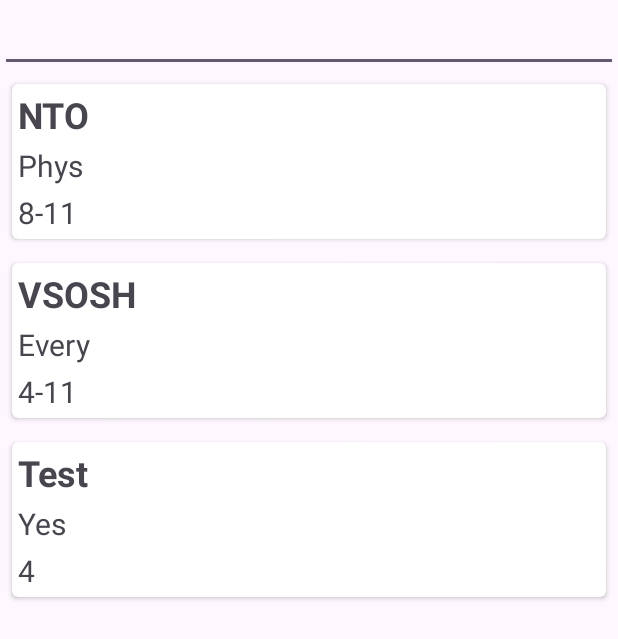
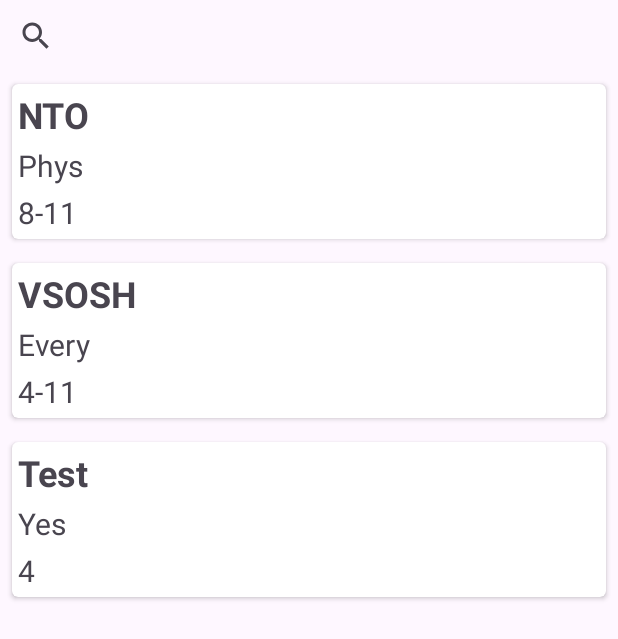
Before and after one commit to mihailap/OlympiadFinder, an Android app: the screen it shows after launch (MainActivity), on a phone screen of 412 x 824 dp. Shown: the top 639 px of the screen. Run offline under Robolectric (Android 15) with nearby library versions, the phone set to English and light mode, and no system bars; our stand-ins replace Room's generated code, RxJava.

Commit message:
Added search

```diff
--- a/app/src/main/java/com/mihailap/olympiadfinder/ui/MainActivity.java
+++ b/app/src/main/java/com/mihailap/olympiadfinder/ui/MainActivity.java
@@ -2,6 +2,9 @@ package com.mihailap.olympiadfinder.ui;
 
 import android.content.Intent;
 import android.os.Bundle;
+import android.view.Menu;
+import android.widget.SearchView;
+import android.widget.Toast;
 
 import androidx.annotation.NonNull;
 import androidx.appcompat.app.AppCompatActivity;
@@ -12,10 +15,12 @@ import androidx.room.Room;
 import androidx.room.RoomDatabase;
 import androidx.sqlite.db.SupportSQLiteDatabase;
 
+import com.mihailap.olympiadfinder.R;
 import com.mihailap.olympiadfinder.data.Olympiad;
 import com.mihailap.olympiadfinder.data.OlympiadDatabase;
 import com.mihailap.olympiadfinder.databinding.ActivityMainBinding;
 
+import java.util.ArrayList;
 import java.util.List;
 
 public class MainActivity extends AppCompatActivity {
@@ -24,6 +29,7 @@ public class MainActivity extends AppCompatActivity {
     private ActivityMainBinding binding;
     private MainViewModel viewModel;
     private OlympiadAdapter olympiadAdapter;
+    private List<Olympiad> tempList;
 
     @Override
     protected void onCreate(Bundle savedInstanceState) {
@@ -57,11 +63,13 @@ public class MainActivity extends AppCompatActivity {
         viewModel.saveOlympiad(VSOSH);
         viewModel.saveOlympiad(aaa);
 
-        // RECYCLER VIEW
+        buildRecycler();
+        viewModel.refreshList();
+    }
+
+    private void buildRecycler() {
         olympiadAdapter = new OlympiadAdapter();
-
         binding.recyclerView.setLayoutManager(new GridLayoutManager(this, 1));
-
         olympiadAdapter.setOnOlympiadClickListener(new OlympiadAdapter.OnOlympiadClickListener() {
             @Override
             public void onOlympiadClick(Olympiad olympiad) {
@@ -69,17 +77,48 @@ public class MainActivity extends AppCompatActivity {
                 startActivity(intent);
             }
         });
-
         viewModel.getOlympiads().observe(this, new Observer<List<Olympiad>>() {
             @Override
             public void onChanged(List<Olympiad> olympiads) {
                 olympiadAdapter.setOlympiadList(olympiads);
+                tempList = olympiads;
             }
         });
+        binding.recyclerView.setAdapter(olympiadAdapter);
+        setSupportActionBar(binding.toolbar);
+    }
 
-        binding.recyclerView.setAdapter(olympiadAdapter);
+    // SearchBar
+
+    @Override
+    public boolean onCreateOptionsMenu(Menu menu) {
+        super.onCreateOptionsMenu(menu);
+        getMenuInflater().inflate(R.menu.search_menu, menu);
+        binding.searchBar.setOnQueryTextListener(new SearchView.OnQueryTextListener() {
+            @Override
+            public boolean onQueryTextSubmit(String query) {
+                return false;
+            }
+            @Override
+            public boolean onQueryTextChange(String newText) {
+                filter(newText);
+                return false;
+            }
+        });
+        return true;
+    }
 
 
-        viewModel.refreshList();
+    private void filter(String text) {
+        ArrayList<Olympiad> filteredList = new ArrayList<>();
+        for (Olympiad item : tempList) {
+            if (item.getName().toLowerCase().contains(text.toLowerCase())) {
+                filteredList.add(item);
+            }
+        }
+        if (filteredList.isEmpty()) {
+            Toast.makeText(this, "Nothing Found...", Toast.LENGTH_SHORT).show();
+        }
+        olympiadAdapter.setOlympiadList(filteredList);
     }
 }
--- a/app/src/main/java/com/mihailap/olympiadfinder/ui/MainViewModel.java
+++ b/app/src/main/java/com/mihailap/olympiadfinder/ui/MainViewModel.java
@@ -47,7 +47,6 @@ public class MainViewModel extends AndroidViewModel {
                     }
                 });
         compositeDisposable.add(disposable);
-
     }
 
     public void saveOlympiad(Olympiad olympiad) {
--- a/app/src/main/java/com/mihailap/olympiadfinder/ui/OlympiadAdapter.java
+++ b/app/src/main/java/com/mihailap/olympiadfinder/ui/OlympiadAdapter.java
@@ -18,12 +18,8 @@ public class OlympiadAdapter extends RecyclerView.Adapter<OlympiadAdapter.Olympi
     private List<Olympiad> olympiadList = new ArrayList<>();
 
     public void setOlympiadList(List<Olympiad> olympiadList) {
-        this.olympiadList = olympiadList;
+        this.olympiadList = new ArrayList<>(olympiadList);
         notifyDataSetChanged();
-    }
-
-    public List<Olympiad> getOlympiadListList() {
-        return olympiadList;
     }
 
     @NonNull
--- a/app/src/main/res/layout/activity_main.xml
+++ b/app/src/main/res/layout/activity_main.xml
@@ -7,23 +7,30 @@
     android:layout_height="match_parent"
     tools:context=".ui.MainActivity">
 
-    <!--TODO: replace edittext with searchbar -->
-    <EditText
-        android:id="@+id/edit_text"
+    <androidx.appcompat.widget.Toolbar
+        android:id="@+id/toolbar"
+        android:layout_width="match_parent"
+        android:layout_height="0dp"
+        app:layout_constraintTop_toTopOf="parent"
+        android:visibility="gone"/>
+
+    <SearchView
+        android:id="@+id/search_bar"
         android:layout_width="match_parent"
         android:layout_height="wrap_content"
         android:inputType="text"
         android:textSize="20sp"
         app:layout_constraintEnd_toEndOf="parent"
         app:layout_constraintStart_toStartOf="parent"
-        app:layout_constraintTop_toTopOf="parent"
-        tools:text="Search Here ..." />
+        app:layout_constraintTop_toBottomOf="@id/toolbar" />
 
 
     <androidx.recyclerview.widget.RecyclerView
         android:id="@+id/recyclerView"
         android:layout_width="match_parent"
         android:layout_height="wrap_content"
-        app:layout_constraintTop_toBottomOf="@+id/edit_text"
+        app:layout_constraintEnd_toEndOf="parent"
+        app:layout_constraintStart_toStartOf="parent"
+        app:layout_constraintTop_toBottomOf="@+id/search_bar"
         tools:listitem="@layout/list_item" />
 </androidx.constraintlayout.widget.ConstraintLayout>
--- /dev/null
+++ b/app/src/main/res/menu/search_menu.xml
@@ -0,0 +1,10 @@
+<?xml version="1.0" encoding="utf-8"?>
+<menu xmlns:android="http://schemas.android.com/apk/res/android"
+    xmlns:app="http://schemas.android.com/apk/res-auto">
+
+    <item
+        android:id="@+id/actionSearch"
+        android:icon="@android:drawable/ic_menu_search"
+        android:title="Search"
+        app:showAsAction="ifRoom|collapseActionView" />
+</menu>
```
